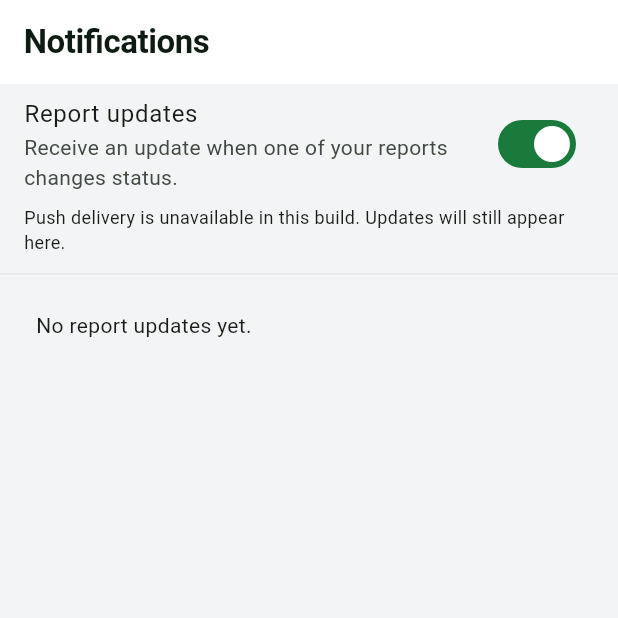
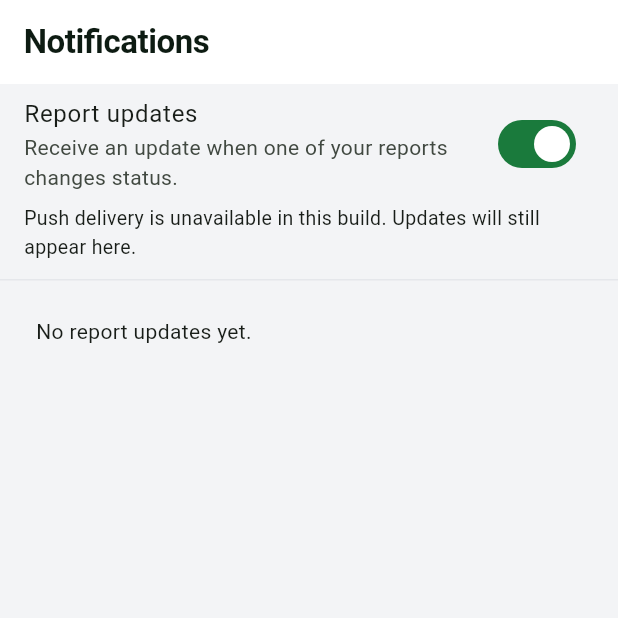
Before and after one commit to bolajeee/Civic-ai, a Flutter app: the NotificationsScreen screen opened by its route, on a phone screen of 412 x 824 dp, the top half of it. Run offline on Flutter 3.47's test engine with Material 3 defaults, Android fonts, the phone set to English and light mode, and no system bars; our stand-ins replace connectivity_plus, dio, firebase_core, firebase_messaging, flutter_map, flutter_secure_storage and 11 more; accounts and stored records are empty.

Commit message:
feat: citizen app ui revamp

```diff
--- a/apps/citizen/lib/core/constants/app_text_styles.dart
+++ b/apps/citizen/lib/core/constants/app_text_styles.dart
@@ -26,7 +26,7 @@ abstract final class AppTextStyles {
   );
 
   static const TextStyle bodySmall = TextStyle(
-    fontSize: 12,
+    fontSize: 13,
     fontWeight: FontWeight.w400,
     color: AppColors.textSecondary,
     height: 1.4,
--- a/apps/citizen/lib/features/home/screens/home_screen.dart
+++ b/apps/citizen/lib/features/home/screens/home_screen.dart
@@ -551,7 +551,7 @@ class _StatCard extends StatelessWidget {
               Text(
                 label,
                 style: TextStyle(
-                  fontSize: 12,
+                  fontSize: 13,
                   fontWeight: FontWeight.w500,
                   color: Theme.of(context).colorScheme.onSurfaceVariant,
                   height: 1.2,
--- a/apps/citizen/lib/features/profile/screens/notifications_screen.dart
+++ b/apps/citizen/lib/features/profile/screens/notifications_screen.dart
@@ -34,7 +34,7 @@ class NotificationsScreen extends StatelessWidget {
                 padding: EdgeInsets.fromLTRB(16, 0, 16, 12),
                 child: Text(
                   'Push delivery is unavailable in this build. Updates will still appear here.',
-                  style: TextStyle(fontSize: 12),
+                  style: TextStyle(fontSize: 13),
                 ),
               ),
             const Divider(),
--- a/apps/citizen/lib/features/report/widgets/photo_upload_field.dart
+++ b/apps/citizen/lib/features/report/widgets/photo_upload_field.dart
@@ -254,7 +254,7 @@ class _PhotoThumbnail extends StatelessWidget {
                 child: Text(
                   formattedSize,
                   style: const TextStyle(
-                    fontSize: 10,
+                    fontSize: 13,
                     color: Colors.white,
                     fontWeight: FontWeight.w500,
                   ),
--- a/apps/citizen/lib/shared/widgets/app_bottom_nav.dart
+++ b/apps/citizen/lib/shared/widgets/app_bottom_nav.dart
@@ -148,7 +148,7 @@ class _NavItem extends StatelessWidget {
             Text(
               label,
               style: TextStyle(
-                fontSize: 12,
+                fontSize: 13,
                 fontWeight: isActive ? FontWeight.w600 : FontWeight.w500,
                 color: color,
                 height: 1.0,
--- a/apps/citizen/lib/shared/widgets/report_card.dart
+++ b/apps/citizen/lib/shared/widgets/report_card.dart
@@ -455,7 +455,7 @@ class StatusBadge extends StatelessWidget {
       child: Text(
         status.label,
         style: TextStyle(
-          fontSize: 11,
+          fontSize: 13,
           fontWeight: FontWeight.w600,
           color: status.textColor,
           height: 1.2,
```
Also changed, not shown: 19 other files.
